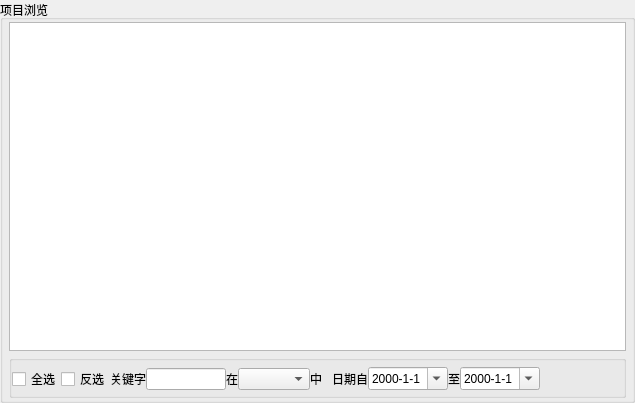
Above: cosmetic_src/CommonQt/ItemView.ui from oaheiw/darwinner before the change. Below: the same form after it.
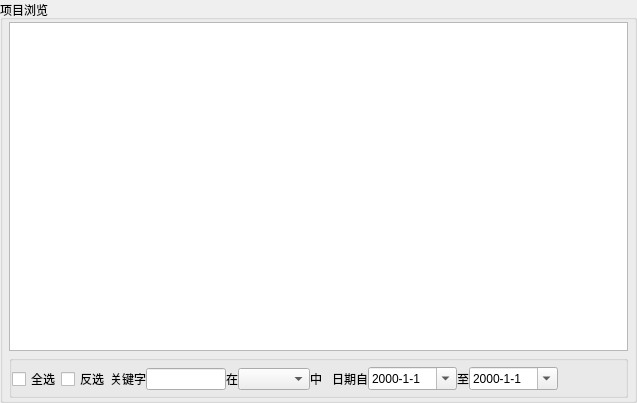
That is the form after the change. Icons and pictures are not drawn.

Diff of the .ui file:
```diff
--- a/cosmetic_src/CommonQt/ItemView.ui
+++ b/cosmetic_src/CommonQt/ItemView.ui
@@ -6,7 +6,7 @@
    <rect>
     <x>0</x>
     <y>0</y>
-    <width>635</width>
+    <width>637</width>
     <height>403</height>
    </rect>
   </property>
@@ -208,18 +208,6 @@
          </item>
          <item>
           <widget class="QDateEdit" name="fromDateEdit">
-           <property name="minimumSize">
-            <size>
-             <width>80</width>
-             <height>0</height>
-            </size>
-           </property>
-           <property name="maximumSize">
-            <size>
-             <width>80</width>
-             <height>16777215</height>
-            </size>
-           </property>
            <property name="displayFormat">
             <string>yyyy-M-d</string>
            </property>
@@ -246,18 +234,6 @@
              <verstretch>0</verstretch>
             </sizepolicy>
            </property>
-           <property name="minimumSize">
-            <size>
-             <width>70</width>
-             <height>0</height>
-            </size>
-           </property>
-           <property name="maximumSize">
-            <size>
-             <width>80</width>
-             <height>16777215</height>
-            </size>
-           </property>
            <property name="readOnly">
             <bool>false</bool>
            </property>
```
